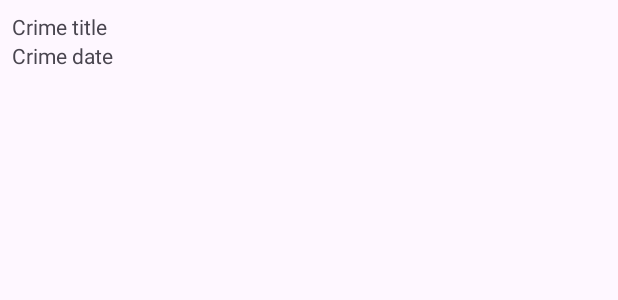
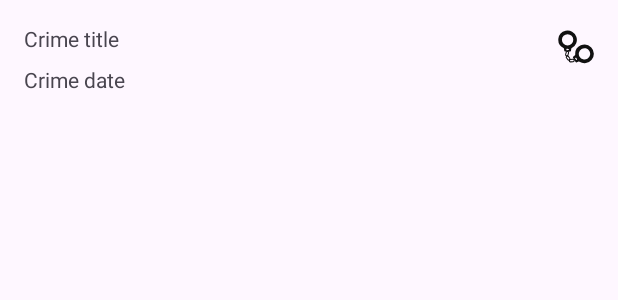
Before and after one commit to stikkas/criminal-intent, an Android app: the layout list_item_crime.xml on its own in the app's theme, with its tools: preview values and no code run, on a phone screen of 412 x 824 dp. Shown: the top 300 px of the screen. Run offline under Robolectric (Android 15) with nearby library versions, the phone set to English and light mode, and no system bars.

Commit message:
Add handcuffs

```diff
--- a/app/src/main/java/com/example/criminalintent/Crime.kt
+++ b/app/src/main/java/com/example/criminalintent/Crime.kt
@@ -7,5 +7,6 @@ data class Crime(
     val id: UUID,
     val title: String,
     val date: Date,
-    val isSolved: Boolean
+    val isSolved: Boolean,
+    val requiresPolicy: Boolean = false
 )
--- a/app/src/main/java/com/example/criminalintent/CrimeListViewModel.kt
+++ b/app/src/main/java/com/example/criminalintent/CrimeListViewModel.kt
@@ -8,6 +8,7 @@ class CrimeListViewModel : ViewModel() {
     val crimes = mutableListOf<Crime>()
     val size: Int
         get() = crimes.size
+
     init {
         for (i in 0 until 100) {
             crimes += Crime(
--- /dev/null
+++ b/app/src/main/res/drawable/ic_solved.xml
@@ -0,0 +1,21 @@
+<vector xmlns:android="http://schemas.android.com/apk/res/android"
+    android:width="24dp"
+    android:height="24dp"
+    android:viewportWidth="24"
+    android:viewportHeight="24">
+  <path
+      android:pathData="M5.07,1.11A6.19,6.19 0,0 0,3.65 12.7a0.57,0.57 0,0 1,0.32 0.44l0.19,1.25a0.62,0.62 0,0 0,0.61 0.63,16.41 16.41,0 0,0 3.29,0 0.62,0.62 0,0 0,0.61 -0.63l0.18,-1.23a0.61,0.61 0,0 1,0.35 -0.47A6.2,6.2 0,0 0,5.07 1.11ZM7,14H6.51a0.49,0.49 0,0 1,-0.38 0.19,0.51 0.51,0 1,1 0.38,-0.83H7a0.33,0.33 0,0 1,0.32 0.32A0.32,0.32 0,0 1,7 14ZM6.4,11a3.79,3.79 0,1 1,3.79 -3.79A3.79,3.79 0,0 1,6.4 11Z"
+      android:fillColor="#111"/>
+  <path
+      android:pathData="M5.66,18.2l-0.21,-0.07a1,1 0,0 1,-0.69 -1.27l0.44,-1.5a1,1 0,0 1,1.27 -0.69l0.21,0.06A1,1 0,0 1,7.38 16l-0.44,1.5A1,1 0,0 1,5.66 18.2ZM6.27,15.33a0.33,0.33 0,0 0,-0.41 0.23l-0.44,1.5a0.33,0.33 0,0 0,0.22 0.41l0.22,0.06a0.33,0.33 0,0 0,0.41 -0.22l0.44,-1.5a0.33,0.33 0,0 0,-0.22 -0.41Z"
+      android:fillColor="#111"/>
+  <path
+      android:pathData="M7.9,20.72l-0.17,0.13a1,1 0,0 1,-1.44 -0.2L5.35,19.4A1,1 0,0 1,5.55 18l0.18,-0.14a1,1 0,0 1,1.43 0.2l0.94,1.25A1,1 0,0 1,7.9 20.72ZM6,18.52A0.34,0.34 0,0 0,5.9 19l0.94,1.24a0.34,0.34 0,0 0,0.47 0.07l0.18,-0.14a0.33,0.33 0,0 0,0.06 -0.46l-0.94,-1.25a0.33,0.33 0,0 0,-0.47 -0.06Z"
+      android:fillColor="#111"/>
+  <path
+      android:pathData="M11.12,20.79l0,0.22a1.07,1.07 0,0 1,-1 1.11l-1.7,0.14a1.08,1.08 0,0 1,-1.2 -0.93l0,-0.23a1.08,1.08 0,0 1,1 -1.11l1.71,-0.13A1.06,1.06 0,0 1,11.12 20.79ZM8,21.27a0.36,0.36 0,0 0,0.39 0.3l1.7,-0.14a0.36,0.36 0,0 0,0.34 -0.36l0,-0.22a0.35,0.35 0,0 0,-0.39 -0.3l-1.7,0.13A0.34,0.34 0,0 0,8 21Z"
+      android:fillColor="#111"/>
+  <path
+      android:pathData="M22.19,12.33A6.19,6.19 0,0 0,11.5 17a0.61,0.61 0,0 1,-0.21 0.51l-1,0.79a0.62,0.62 0,0 0,-0.24 0.84A16.5,16.5 0,0 0,11.75 22a0.61,0.61 0,0 0,0.85 0.2l1.15,-0.47a0.63,0.63 0,0 1,0.58 0.06,6.19 6.19,0 0,0 7.86,-9.45ZM12.13,20.55l-0.26,-0.43a0.49,0.49 0,0 1,-0.35 -0.23,0.51 0.51,0 0,1 0.17,-0.69 0.51,0.51 0,0 1,0.69 0.18,0.48 0.48,0 0,1 0,0.42l0.26,0.43a0.32,0.32 0,0 1,-0.12 0.44A0.31,0.31 0,0 1,12.13 20.55ZM14.4,18.5a3.79,3.79 0,1 1,5.19 1.33A3.79,3.79 0,0 1,14.4 18.5Z"
+      android:fillColor="#111"/>
+</vector>
--- a/app/src/main/res/layout/list_item_crime.xml
+++ b/app/src/main/res/layout/list_item_crime.xml
@@ -1,19 +1,42 @@
 <?xml version="1.0" encoding="utf-8"?>
-<LinearLayout xmlns:android="http://schemas.android.com/apk/res/android"
+<androidx.constraintlayout.widget.ConstraintLayout xmlns:android="http://schemas.android.com/apk/res/android"
+    xmlns:app="http://schemas.android.com/apk/res-auto"
+    xmlns:tools="http://schemas.android.com/tools"
+    android:id="@+id/linearLayout"
     android:layout_width="match_parent"
-    android:layout_height="wrap_content"
-    android:orientation="vertical"
-    android:padding="8dp">
+    android:layout_height="wrap_content">
 
     <TextView
         android:id="@+id/crime_title"
-        android:layout_width="match_parent"
+        android:layout_width="0dp"
         android:layout_height="wrap_content"
-        android:text="Crime title" />
+        android:layout_marginStart="16dp"
+        android:layout_marginTop="16dp"
+        android:layout_marginEnd="8dp"
+        android:text="Crime title"
+        app:layout_constraintEnd_toStartOf="@+id/crime_solved"
+        app:layout_constraintStart_toStartOf="parent"
+        app:layout_constraintTop_toTopOf="parent" />
 
     <TextView
         android:id="@+id/crime_date"
-        android:layout_width="match_parent"
+        android:layout_width="0dp"
         android:layout_height="wrap_content"
-        android:text="Crime date" />
-</LinearLayout>
+        android:layout_marginStart="16dp"
+        android:layout_marginTop="8dp"
+        android:layout_marginEnd="8dp"
+        android:text="Crime date"
+        app:layout_constraintEnd_toStartOf="@+id/crime_solved"
+        app:layout_constraintStart_toStartOf="parent"
+        app:layout_constraintTop_toBottomOf="@+id/crime_title" />
+
+    <ImageView
+        android:id="@+id/crime_solved"
+        android:layout_width="wrap_content"
+        android:layout_height="wrap_content"
+        android:layout_marginEnd="16dp"
+        app:layout_constraintBottom_toBottomOf="parent"
+        app:layout_constraintEnd_toEndOf="parent"
+        app:layout_constraintTop_toTopOf="parent"
+        app:srcCompat="@drawable/ic_solved" />
+</androidx.constraintlayout.widget.ConstraintLayout>
```
Also changed, not shown: app/src/main/java/com/example/criminalintent/CrimeListAdapter.kt (+49 -9 lines), app/src/main/res/layout/list_item_policycrime.xml (added, +27 -0 lines).
